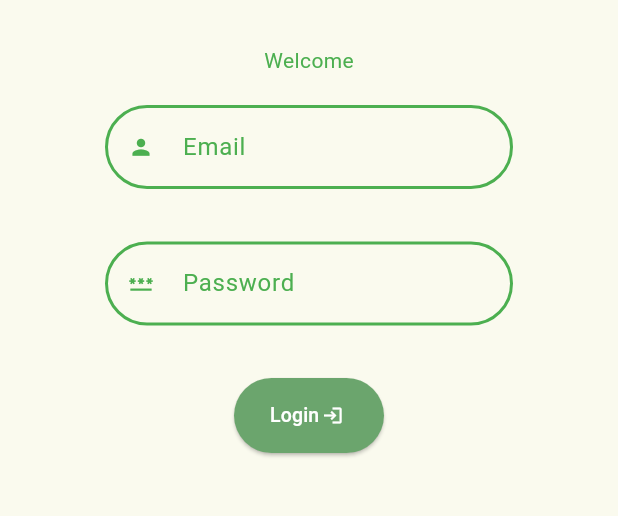
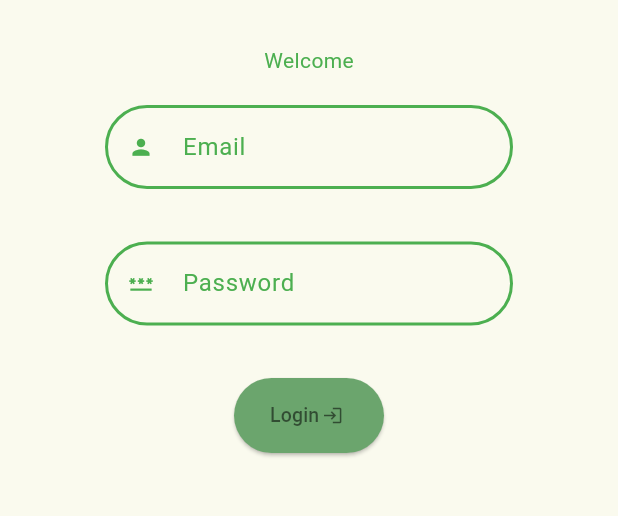
Before and after one commit to DRVale/BWTHW, a Flutter app: the screen it shows after launch, on a phone screen of 412 x 824 dp, the part 588-1104 px from its top. Run offline on Flutter 3.47's test engine with Material 3 defaults, Android fonts, the phone set to English and light mode, and no system bars; our stand-ins replace jwt_decoder, shared_preferences.

Commit message:
Update loginpage.dart

```diff
--- a/project_app/lib/screens/loginpage.dart
+++ b/project_app/lib/screens/loginpage.dart
@@ -94,7 +94,7 @@ class _LoginPageState extends State<LoginPage> {
               child: ElevatedButton(
                 style: ElevatedButton.styleFrom(
                   backgroundColor: const Color.fromARGB(255, 107, 165, 109),
-                  foregroundColor: Colors.white,
+                  foregroundColor: Colors.black54,
                 ),
                 onPressed: () async {
                   final loginCode = await Impact().loggingIn(userController.text, passwordController.text); //await
```
